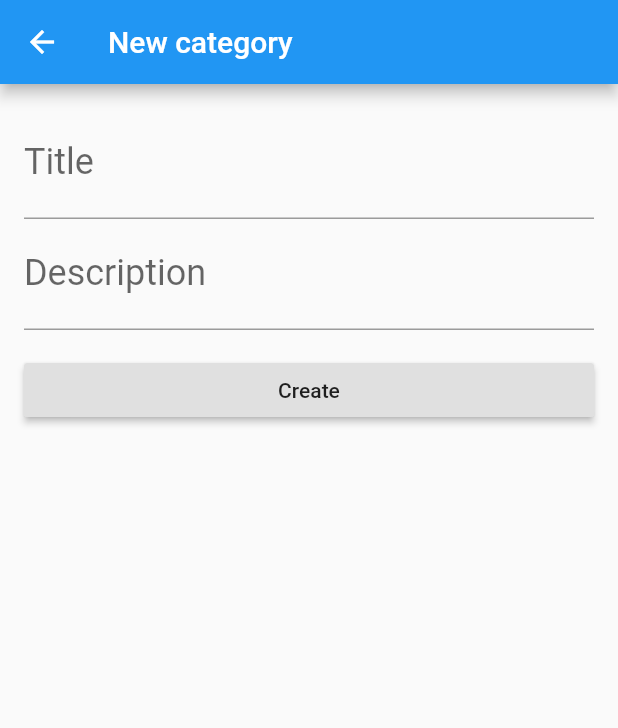
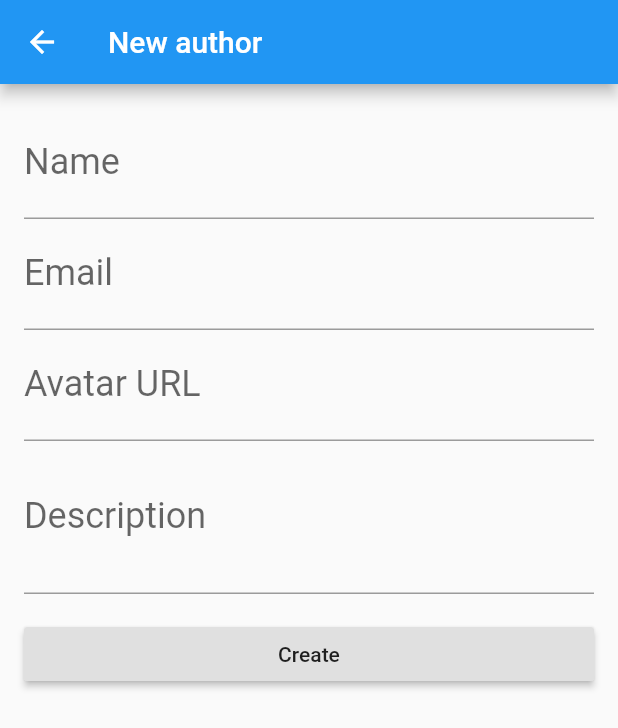
Before and after one commit to cacio-costa/mo20-custom-jd, a Flutter app: the screen it shows after launch, after a tap on the "add" icon, on a phone screen of 412 x 824 dp. Shown: the top 728 px of the screen. Run offline on Flutter 3.47's test engine with Material 2 defaults, Android fonts, the phone set to English and light mode, and no system bars; missing offline and left inert: http_interceptor; statements that could not run were skipped.

Commit message:
adiciona listagem e formulário para salvar Author na API

```diff
--- a/lib/main.dart
+++ b/lib/main.dart
@@ -1,17 +1,18 @@
 import 'package:casadocodigoapp/rest/category_rest_client.dart';
 import 'package:casadocodigoapp/rest/http_client.dart';
+import 'package:casadocodigoapp/screens/author_list.dart';
 import 'package:casadocodigoapp/screens/category_list.dart';
 import 'package:flutter/material.dart';
 
 void main() {
-  runApp(MyApp());
+  runApp(CasaDoCodigoApp());
 }
 
-class MyApp extends StatelessWidget {
+class CasaDoCodigoApp extends StatelessWidget {
   @override
   Widget build(BuildContext context) {
     return MaterialApp(
-      home: CategoryList(),
+      home: AuthorList(),
     );
   }
 }
--- /dev/null
+++ b/lib/models/author.dart
@@ -0,0 +1,31 @@
+class Author {
+  final int id;
+
+  final String name;
+  final String email;
+  final String avatarUrl;
+  final String description;
+
+  Author(this.name, this.email, this.avatarUrl, this.description, {this.id});
+
+  @override
+  String toString() {
+    return 'Author{id: $id, name: $name, email: $email, avatarUrl: $avatarUrl, description: $description}';
+  }
+
+  Author.fromJson(Map<String, dynamic> json)
+      : id = json['id'],
+        name = json['name'],
+        email = json['email'],
+        avatarUrl = json['avatarUrl'],
+        description = json['description'];
+
+  Map<String, dynamic> toJson() =>
+      {
+        'id': id,
+        'name': name,
+        'email': email,
+        'avatarUrl': avatarUrl,
+        'description': description
+      };
+}
--- /dev/null
+++ b/lib/rest/author_rest_client.dart
@@ -0,0 +1,28 @@
+import 'dart:convert';
+
+import 'package:casadocodigoapp/models/author.dart';
+import 'package:casadocodigoapp/rest/http_client.dart';
+import 'package:http/http.dart';
+
+class AuthorRestClient {
+  static const String _authorResourceUrl = baseUrl + '/admin/authors';
+
+  Future<List<Author>> findAll() async {
+    Response response = await httpClient.get(_authorResourceUrl).timeout(Duration(seconds: 15));
+
+    List<dynamic> jsonList = jsonDecode(response.body);
+    return jsonList.map((dynamic json) => Author.fromJson(json))
+        .toList();
+  }
+
+  Future<Author> save(Author author) async {
+    String authorJson = jsonEncode(author.toJson());
+
+    Response saveResponse = await httpClient.post(_authorResourceUrl, body: authorJson, headers: {
+      'Content-Type': 'application/json',
+    });
+
+    Map<String, dynamic> savedAuthorJson = jsonDecode(saveResponse.body);
+    return Author.fromJson(savedAuthorJson);
+  }
+}
--- /dev/null
+++ b/lib/screens/author_form.dart
@@ -0,0 +1,106 @@
+import 'package:casadocodigoapp/models/author.dart';
+import 'package:casadocodigoapp/models/category.dart';
+import 'package:casadocodigoapp/rest/author_rest_client.dart';
+import 'package:casadocodigoapp/rest/category_rest_client.dart';
+import 'package:flutter/material.dart';
+
+class AuthorForm extends StatelessWidget {
+
+  final TextEditingController nameController = TextEditingController();
+  final TextEditingController emailController = TextEditingController();
+  final TextEditingController avatarController = TextEditingController();
+  final TextEditingController descriptionController = TextEditingController();
+
+  final AuthorRestClient authorRestClient = AuthorRestClient();
+
+  @override
+  Widget build(BuildContext context) {
+    return Scaffold(
+      appBar: AppBar(
+        title: Text('New author'),
+      ),
+      body: Padding(
+        padding: const EdgeInsets.all(16.0),
+        child: SingleChildScrollView(
+          child: Column(
+            children: [
+              TextField(
+                controller: nameController,
+                style: TextStyle(fontSize: 24.0),
+                decoration: InputDecoration(
+                  labelText: 'Name',
+                ),
+              ),
+              TextField(
+                controller: emailController,
+                style: TextStyle(fontSize: 24.0),
+                keyboardType: TextInputType.emailAddress,
+                decoration: InputDecoration(
+                  labelText: 'Email',
+                ),
+              ),
+              TextField(
+                controller: avatarController,
+                style: TextStyle(fontSize: 24.0),
+                decoration: InputDecoration(
+                  labelText: 'Avatar URL',
+                ),
+              ),
+              TextField(
+                controller: descriptionController,
+                style: TextStyle(fontSize: 24.0),
+                minLines: 2,
+                maxLines: 3,
+                decoration: InputDecoration(
+                  labelText: 'Description',
+                ),
+              ),
+              Padding(
+                padding: const EdgeInsets.only(top: 16.0),
+                child: SizedBox(
+                  width: double.maxFinite,
+                  child: RaisedButton(
+                    child: Text('Create'),
+                    onPressed: () {
+                      debugPrint('*** AuthorForm -> Create ***');
+                      _saveAuthor(context);
+                    },
+                  ),
+                ),
+              ),
+            ],
+          ),
+        ),
+      ),
+    );
+  }
+
+  void _saveAuthor(BuildContext context) async {
+    String name = nameController.text;
+    String email = emailController.text;
+    String avatarUrl = avatarController.text;
+    String description = descriptionController.text;
+
+    if (_isFormValid(name, email, description)) {
+      Author newAuthor = Author(name, email, avatarUrl, description);
+
+      Author savedAuthor = await authorRestClient.save(newAuthor);
+      if (savedAuthor != null) {
+        debugPrint('*** AuthorForm -> Create -> author saved ***');
+        Navigator.pop(context, savedAuthor);
+      } else {
+        debugPrint('*** AuthorForm -> Create -> error on save author ***');
+      }
+    }
+  }
+
+  bool _isFormValid(String name, String email, String description) {
+    return name != null
+        && name.trim().isNotEmpty
+        && email != null
+        && email.trim().isNotEmpty
+        && description != null
+        && description.trim().isNotEmpty;
+  }
+
+}
--- /dev/null
+++ b/lib/screens/author_list.dart
@@ -0,0 +1,110 @@
+import 'package:casadocodigoapp/components/centered_message.dart';
+import 'package:casadocodigoapp/components/loading.dart';
+import 'package:casadocodigoapp/models/author.dart';
+import 'package:casadocodigoapp/models/category.dart';
+import 'package:casadocodigoapp/rest/author_rest_client.dart';
+import 'package:casadocodigoapp/rest/category_rest_client.dart';
+import 'package:casadocodigoapp/screens/author_form.dart';
+import 'package:casadocodigoapp/screens/category_form.dart';
+import 'package:flutter/material.dart';
+
+class AuthorList extends StatefulWidget {
+  @override
+  _AuthorListState createState() => _AuthorListState();
+}
+
+class _AuthorListState extends State<AuthorList> {
+  // Cliente para recuperar os autores
+  final AuthorRestClient authorRestClient = AuthorRestClient();
+
+  @override
+  Widget build(BuildContext context) {
+    return Scaffold(
+      appBar: AppBar(
+        title: Text('Authors'),
+      ),
+      body: FutureBuilder<List<Author>>(
+        future: authorRestClient.findAll(),
+        builder: (context, snapshot) {
+          switch (snapshot.connectionState) {
+            case ConnectionState.none:
+              break;
+            case ConnectionState.waiting:
+              return Loading();
+              break;
+            case ConnectionState.active:
+              break;
+            case ConnectionState.done:
+              if (snapshot.hasError) {
+                return CenteredMessage('Error on fetching authors', icon: Icons.error);
+              }
+
+              List<Author> authors = snapshot.data;
+              if (authors != null && authors.isNotEmpty) {
+                return _showList(authors);
+              }
+
+              return CenteredMessage('No authors found!', icon: Icons.warning);
+              break;
+          }
+
+          return CenteredMessage('Unknown error!', icon: Icons.error);
+        },
+      ),
+      floatingActionButton: FloatingActionButton(
+        child: Icon(Icons.add),
+        onPressed: () => _showAuthorForm(context),
+      ),
+    );
+  }
+
+  void _showAuthorForm(BuildContext context) {
+    Navigator.of(context)
+        .push(MaterialPageRoute(builder: (ctx) => AuthorForm()))
+        .then((newAuthor) {
+          // Só busca nova listagem na API se um novo autor foi salvo
+          if (newAuthor != null) {
+            setState(() {}); // Rebuild da tela após salvar autor
+          }
+        });
+  }
+
+  ListView _showList(List<Author> authors) {
+    return ListView.builder(
+      itemCount: authors.length,
+      itemBuilder: (context, index) {
+        return _AuthorItem(authors[index]);
+      },
+    );
+  }
+}
+
+class _AuthorItem extends StatelessWidget {
+  final Author author;
+
+  _AuthorItem(
+    this.author,
+  );
+
+  @override
+  Widget build(BuildContext context) {
+    return Card(
+      child: ListTile(
+        title: Text(
+          author.name,
+          style: TextStyle(
+            fontSize: 24.0,
+            fontWeight: FontWeight.bold,
+          ),
+        ),
+        subtitle: Text(
+          author.email,
+          style: TextStyle(
+            fontSize: 16.0,
+          ),
+        ),
+      ),
+    );
+    ;
+  }
+}
--- a/lib/screens/category_form.dart
+++ b/lib/screens/category_form.dart
@@ -64,7 +64,7 @@ class CategoryForm extends StatelessWidget {
       Category savedCategory = await categoryRestClient.save(newCategory);
       if (savedCategory != null) {
         debugPrint('*** CategoryForm -> Create -> category saved ***');
-        Navigator.pop(context);
+        Navigator.pop(context, savedCategory);
       } else {
         debugPrint('*** CategoryForm -> Create -> error on save category ***');
       }
```
Also changed, not shown: 1 other file.
